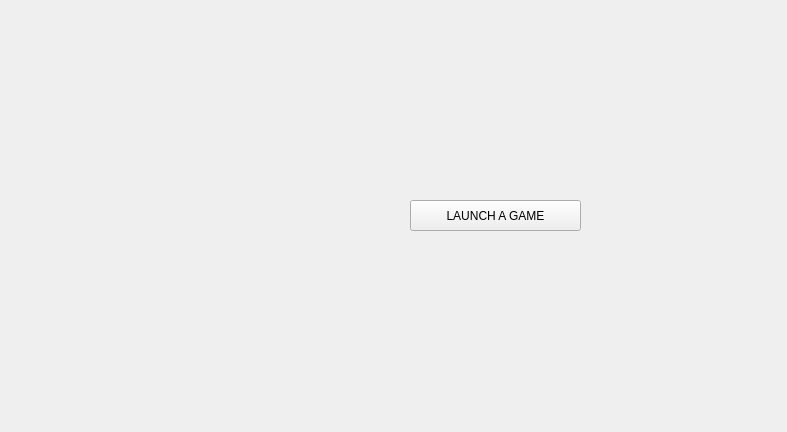
The window that Resource/UI/Library.ui (Proj-Ascension/Client) describes before a commit, drawn with Qt 5.
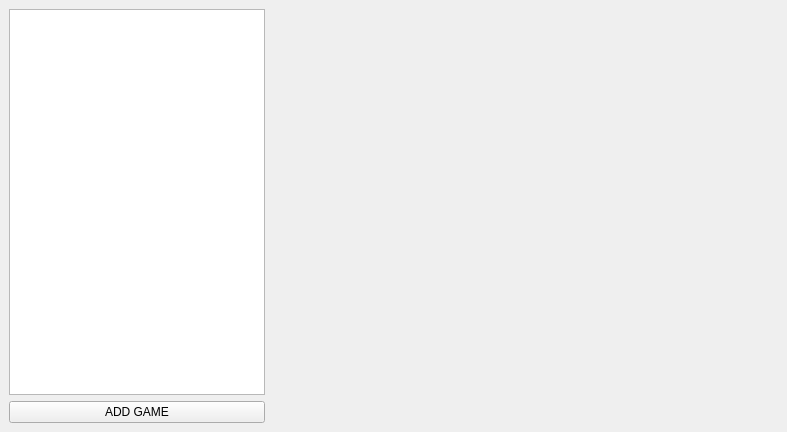
The same window after the commit.

Commit message:
Game adding; Changed layout of Library
Library now has a listview and add game button

Diff of the .ui file:
```diff
--- a/Resource/UI/Library.ui
+++ b/Resource/UI/Library.ui
@@ -38,9 +38,6 @@
    <property name="bottomMargin">
     <number>0</number>
    </property>
-   <property name="horizontalSpacing">
-    <number>0</number>
-   </property>
    <item row="0" column="0">
     <layout class="QHBoxLayout" name="horizontalLayout">
      <property name="spacing">
@@ -69,6 +66,24 @@
        <property name="styleSheet">
         <string notr="true"/>
        </property>
+       <layout class="QVBoxLayout" name="verticalLayout">
+        <item>
+         <widget class="QListView" name="listView"/>
+        </item>
+        <item>
+         <widget class="QPushButton" name="addGame">
+          <property name="styleSheet">
+           <string notr="true"/>
+          </property>
+          <property name="text">
+           <string>ADD GAME</string>
+          </property>
+          <property name="flat">
+           <bool>false</bool>
+          </property>
+         </widget>
+        </item>
+       </layout>
       </widget>
      </item>
      <item>
@@ -82,22 +97,6 @@
        <property name="styleSheet">
         <string notr="true"/>
        </property>
-       <widget class="QPushButton" name="testLaunch">
-        <property name="geometry">
-         <rect>
-          <x>200</x>
-          <y>200</y>
-          <width>171</width>
-          <height>31</height>
-         </rect>
-        </property>
-        <property name="styleSheet">
-         <string notr="true"/>
-        </property>
-        <property name="text">
-         <string>LAUNCH A GAME</string>
-        </property>
-       </widget>
       </widget>
      </item>
     </layout>
```
Left out of the diff: 2 changed lines with no effect on the pictures. The commit also changes 2 other files.
